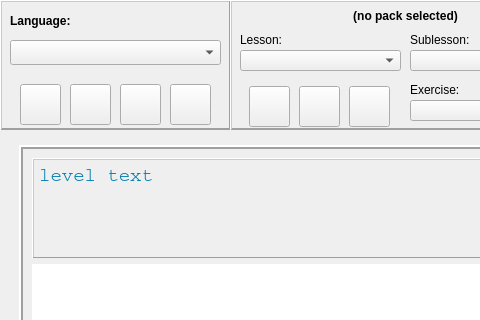
The window that ui/opentyper.ui (Open-Typer/Open-Typer) describes before a commit, drawn with Qt 5; both pictures show x 0 to 480 and y 0 to 320 of the 1538 by 625 pixel window.
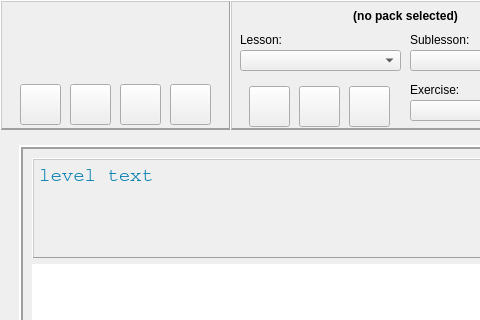
The same window after the commit. Icons and pictures are not drawn. Custom widgets are drawn as their Qt base class.

Commit message: ui: opentyper: Remove language selector

```diff
--- a/ui/opentyper.ui
+++ b/ui/opentyper.ui
@@ -65,41 +65,6 @@
        <property name="frameShadow">
         <enum>QFrame::Raised</enum>
        </property>
-       <widget class="QLabel" name="languageLabel">
-        <property name="geometry">
-         <rect>
-          <x>10</x>
-          <y>10</y>
-          <width>211</width>
-          <height>21</height>
-         </rect>
-        </property>
-        <property name="font">
-         <font>
-          <weight>75</weight>
-          <bold>true</bold>
-         </font>
-        </property>
-        <property name="text">
-         <string>Language:</string>
-        </property>
-        <property name="alignment">
-         <set>Qt::AlignLeading|Qt::AlignLeft|Qt::AlignVCenter</set>
-        </property>
-       </widget>
-       <widget class="languageComboBox" name="languageSelectBox">
-        <property name="geometry">
-         <rect>
-          <x>10</x>
-          <y>40</y>
-          <width>211</width>
-          <height>25</height>
-         </rect>
-        </property>
-        <property name="focusPolicy">
-         <enum>Qt::NoFocus</enum>
-        </property>
-       </widget>
        <widget class="QFrame" name="mainButtonsFrame">
         <property name="geometry">
          <rect>
@@ -870,11 +835,6 @@
    <extends>QTextEdit</extends>
    <header>src/include/widgets/inputlabel.h</header>
   </customwidget>
-  <customwidget>
-   <class>languageComboBox</class>
-   <extends>QComboBox</extends>
-   <header>src/include/widgets/languagecombobox.h</header>
-  </customwidget>
  </customwidgets>
  <resources>
   <include location="../res.qrc"/>
```
